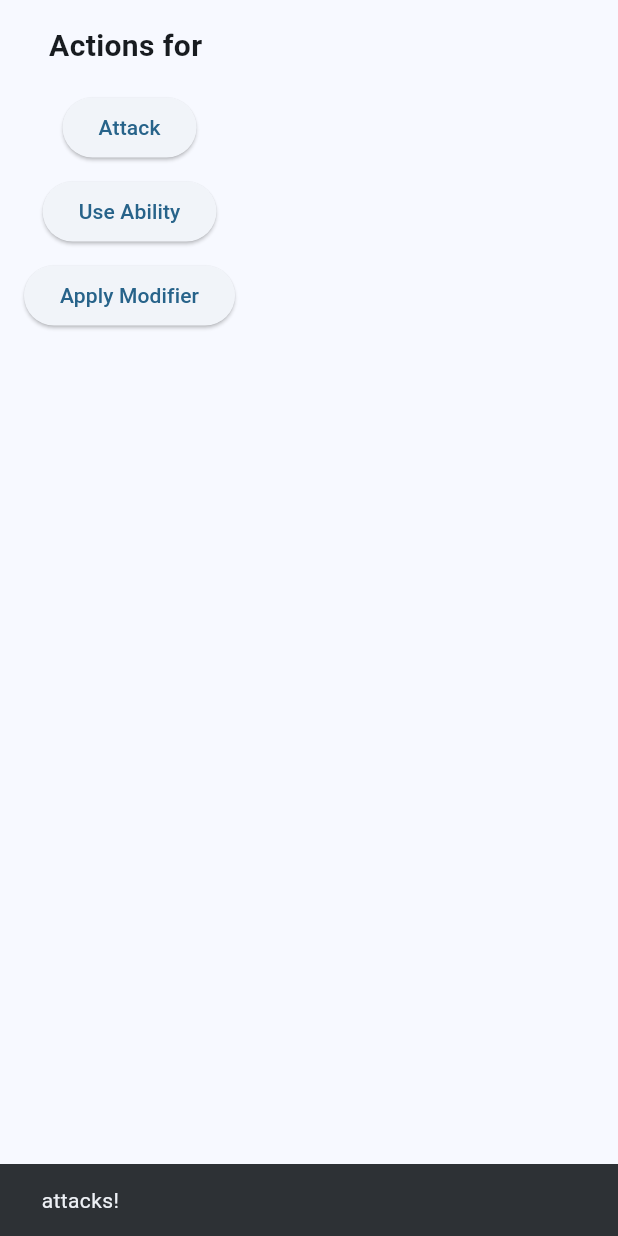
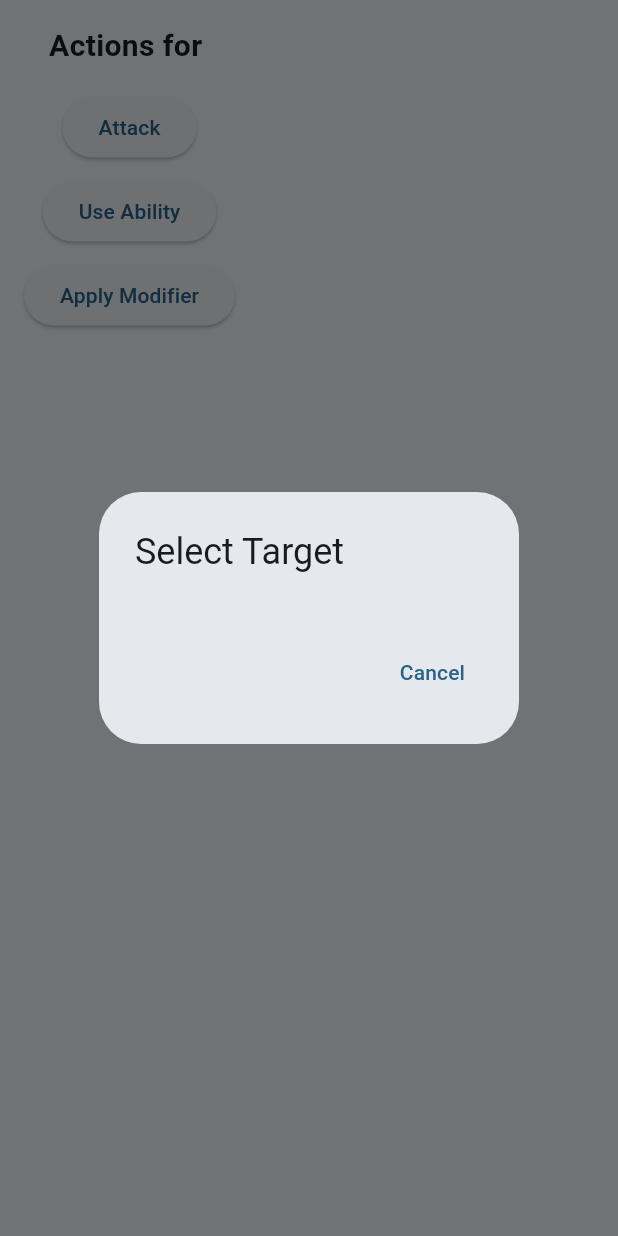
Before and after one commit to savejeff/FandomClashApp, a Flutter app: the ActionInterface widget shown alone on an empty page, opened directly with empty values, after a tap on "Attack", on a phone screen of 412 x 824 dp. Run offline on Flutter 3.47's test engine with Material 3 defaults, Android fonts, the phone set to English and light mode, and no system bars.

Commit message:
implemented target picker class selection of target via picker dialog

```diff
--- a/lib/main.dart
+++ b/lib/main.dart
@@ -1,6 +1,7 @@
 import 'package:flutter/material.dart';
-import 'dart:math';
 import 'models.dart'; // Import your models
+import 'target_picker.dart'; // Import the target picker dialog
+
 
 void main() {
   runApp(const MyApp());
@@ -187,6 +188,7 @@ class _MyHomePageState extends State<MyHomePage> {
             child: selectedCharacter != null
                 ? ActionInterface(
               character: selectedCharacter!,
+              characters: characters, // Pass the characters list
               onUpdate: () {
                 setState(() {
                   // Update UI when character changes
@@ -211,11 +213,13 @@ class _MyHomePageState extends State<MyHomePage> {
 // ActionInterface Widget
 class ActionInterface extends StatelessWidget {
   final Character character;
+  final List<Character> characters; // Add this line
   final VoidCallback onUpdate;
 
   const ActionInterface({
     Key? key,
     required this.character,
+    required this.characters, // Add this line
     required this.onUpdate,
   }) : super(key: key);
 
@@ -232,14 +236,32 @@ class ActionInterface extends StatelessWidget {
           ),
           const SizedBox(height: 16),
           ElevatedButton(
-            onPressed: () {
-              // Mockup: Attack action
-              ScaffoldMessenger.of(context).showSnackBar(
-                SnackBar(content: Text('${character.name} attacks!')),
+            onPressed: () async {
+              // Show the target picker dialog
+              Character? target = await showTargetPickerDialog(
+                context,
+                // You need to pass the list of all characters
+                // Assuming you have access to the characters list
+                characters, // Pass the list from the parent widget
+                character,  // The attacker is the selected character
               );
+
+              if (target != null) {
+                // Proceed with the attack logic
+                // For now, show a SnackBar as a placeholder
+                ScaffoldMessenger.of(context).showSnackBar(
+                  SnackBar(content: Text('${character.name} attacks ${target.name}!')),
+                );
+              } else {
+                // Attack was canceled
+                ScaffoldMessenger.of(context).showSnackBar(
+                  SnackBar(content: Text('Attack canceled')),
+                );
+              }
             },
             child: const Text('Attack'),
           ),
+
           const SizedBox(height: 8),
           ElevatedButton(
             onPressed: () {
--- /dev/null
+++ b/lib/target_picker.dart
@@ -0,0 +1,39 @@
+// target_picker.dart
+import 'package:flutter/material.dart';
+import 'models.dart'; // Import your models
+
+// Function to show the target picker dialog
+Future<Character?> showTargetPickerDialog(
+    BuildContext context, List<Character> characters, Character attacker) async {
+  return showDialog<Character>(
+    context: context,
+    builder: (BuildContext context) {
+      return AlertDialog(
+        title: Text('Select Target'),
+        content: SingleChildScrollView(
+          child: ListBody(
+            children: characters
+                .where((character) => character != attacker && character.isAlive)
+                .map((Character character) {
+              return ListTile(
+                title: Text(character.name),
+                subtitle: Text('HP: ${character.HP}/${character.maxHP}'),
+                onTap: () {
+                  Navigator.of(context).pop(character);
+                },
+              );
+            }).toList(),
+          ),
+        ),
+        actions: [
+          TextButton(
+            child: Text('Cancel'),
+            onPressed: () {
+              Navigator.of(context).pop(null);
+            },
+          ),
+        ],
+      );
+    },
+  );
+}
```
